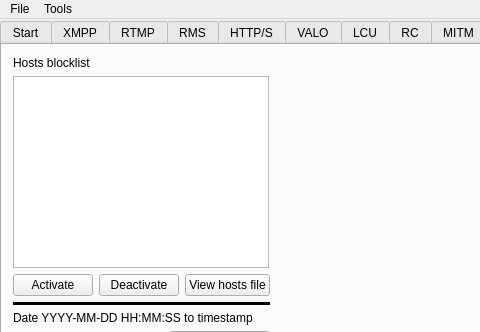
This is LeagueClientDebugger/LeagueClientDebugger.ui in KebsCS/LeagueClientDebugger as Qt 5 draws it before an edit; both pictures show x 0 to 480 and y 0 to 332 of the 1022 by 615 pixel window. The edited form follows.
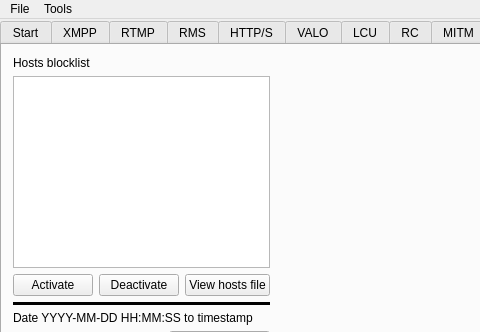
This is the edited form. The open tabs and pages were chosen to show the change.

```diff
--- a/LeagueClientDebugger/LeagueClientDebugger.ui
+++ b/LeagueClientDebugger/LeagueClientDebugger.ui
@@ -2321,7 +2321,7 @@
           <item>
            <widget class="QTextEdit" name="miscBlocklist">
             <property name="sizePolicy">
-             <sizepolicy hsizetype="Maximum" vsizetype="Expanding">
+             <sizepolicy hsizetype="Expanding" vsizetype="Expanding">
               <horstretch>0</horstretch>
               <verstretch>0</verstretch>
              </sizepolicy>
```
Left out of the diff: 31 changed lines with no effect on the pictures.
